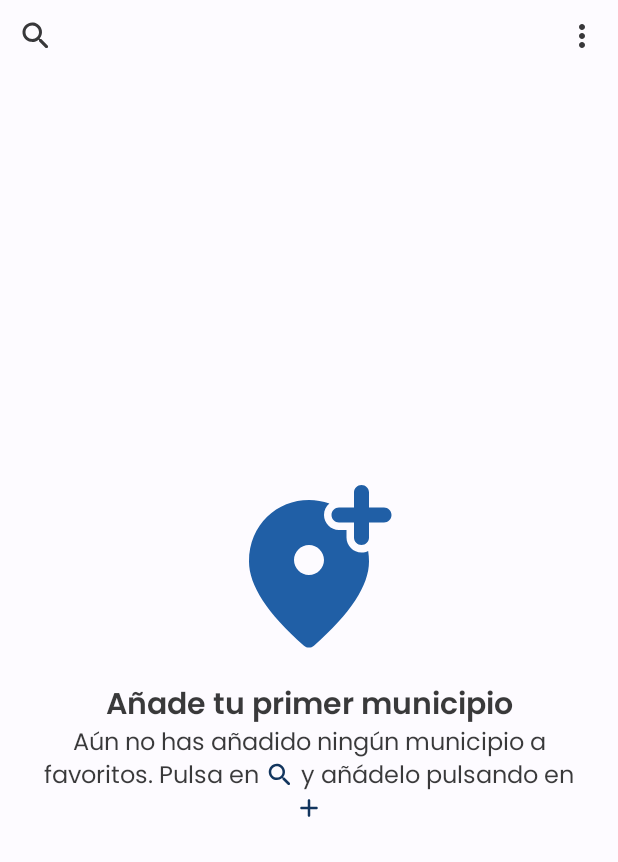
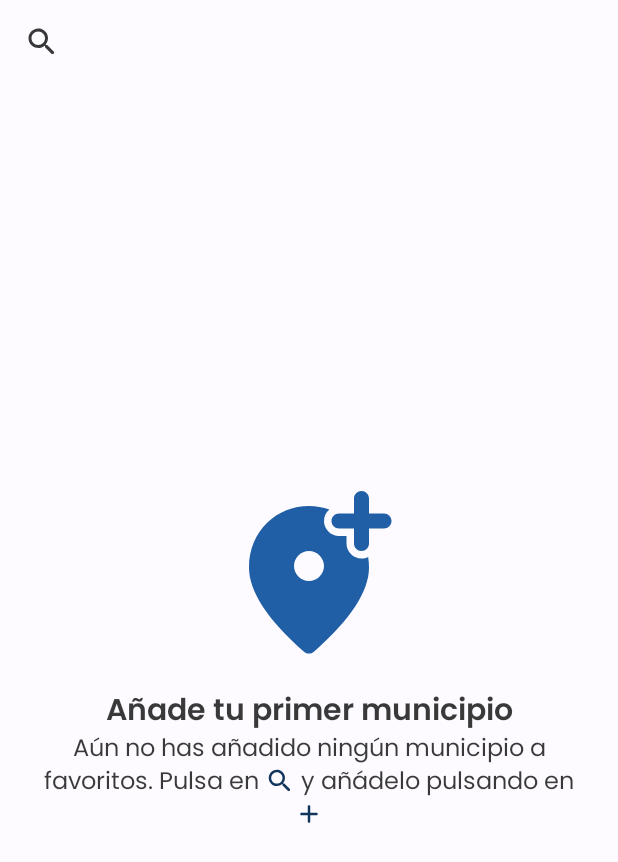
Before and after one commit to cassnyo/brasero, an Android app built with Jetpack Compose: the screen it shows after launch (MainActivity), on a phone screen of 412 x 824 dp. Shown: the top 862 px of the screen. Run offline under Robolectric (Android 15) with nearby library versions, the phone set to English and light mode, and no system bars; our stand-ins replace Dagger/Hilt's generated code, Room's generated code, Timber, accompanist.

Commit message:
Refactor the Home's toolbar to use the same style as Search

```diff
--- a/app/src/main/java/com/cassnyo/brasero/ui/screen/home/HomeScreen.kt
+++ b/app/src/main/java/com/cassnyo/brasero/ui/screen/home/HomeScreen.kt
@@ -1,8 +1,8 @@
 package com.cassnyo.brasero.ui.screen.home
 
 import androidx.compose.foundation.layout.Arrangement
+import androidx.compose.foundation.layout.Box
 import androidx.compose.foundation.layout.Column
-import androidx.compose.foundation.layout.Row
 import androidx.compose.foundation.layout.Spacer
 import androidx.compose.foundation.layout.fillMaxSize
 import androidx.compose.foundation.layout.fillMaxWidth
@@ -18,7 +18,6 @@ import androidx.compose.material.Text
 import androidx.compose.material.icons.Icons
 import androidx.compose.material.icons.rounded.Add
 import androidx.compose.material.icons.rounded.AddLocationAlt
-import androidx.compose.material.icons.rounded.MoreVert
 import androidx.compose.material.icons.rounded.Search
 import androidx.compose.runtime.Composable
 import androidx.compose.runtime.collectAsState
@@ -35,6 +34,7 @@ import androidx.compose.ui.unit.dp
 import androidx.compose.ui.unit.sp
 import androidx.hilt.navigation.compose.hiltViewModel
 import androidx.navigation.NavController
+import com.cassnyo.brasero.data.database.entity.Town
 import com.cassnyo.brasero.ui.common.navigation.NavigationRoutes
 import com.cassnyo.brasero.ui.theme.ColorPrimary
 import com.cassnyo.brasero.ui.theme.ColorPrimaryVariant
@@ -53,13 +53,11 @@ fun HomeScreen(navController: NavController) {
     ) {
         val pagerState = rememberPagerState()
 
-        Header(
+        TopBar(
             pagerState = pagerState,
+            currentTown = state.favoriteTowns.getOrNull(pagerState.currentPage),
             onSearchClicked = {
                 navController.navigate(NavigationRoutes.SEARCH)
-            },
-            onDotsClicked = {
-                // TODO
             }
         )
 
@@ -82,37 +80,38 @@ fun HomeScreen(navController: NavController) {
 }
 
 @Composable
-private fun Header(
+private fun TopBar(
     pagerState: PagerState,
+    currentTown: Town?,
     onSearchClicked: () -> Unit,
-    onDotsClicked: () -> Unit,
     modifier: Modifier = Modifier
 ) {
-    Row(
-        modifier = modifier.fillMaxWidth(),
-        horizontalArrangement = Arrangement.SpaceBetween
+    Box(
+        modifier = modifier
+            .fillMaxWidth()
+            .padding(4.dp)
     ) {
-        IconButton(onClick = onSearchClicked) {
+        IconButton(
+            modifier = Modifier.align(Alignment.TopStart),
+            onClick = onSearchClicked
+        ) {
             Icon(
                 imageVector = Icons.Rounded.Search,
                 contentDescription = "Buscar municipio"
             )
         }
 
-        if (pagerState.pageCount > 0) {
+        if (currentTown != null) {
+            Text(
+                text = currentTown.townName,
+                style = MaterialTheme.typography.h6,
+                modifier = Modifier.align(Alignment.Center),
+            )
+
             HorizontalPagerIndicator(
                 pagerState = pagerState,
-                modifier = Modifier
-                    .align(Alignment.Bottom)
-                    .padding(bottom = 16.dp),
-                indicatorWidth = 4.dp
-            )
-        }
-
-        IconButton(onClick = onDotsClicked) {
-            Icon(
-                imageVector = Icons.Rounded.MoreVert,
-                contentDescription = "Menú extendido"
+                indicatorWidth = 4.dp,
+                modifier = Modifier.align(Alignment.BottomCenter)
             )
         }
     }
```
